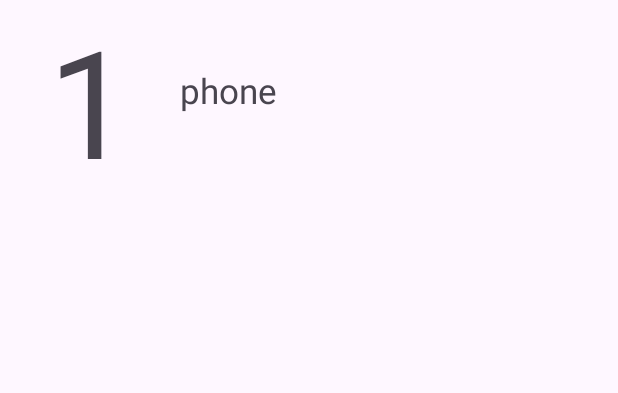
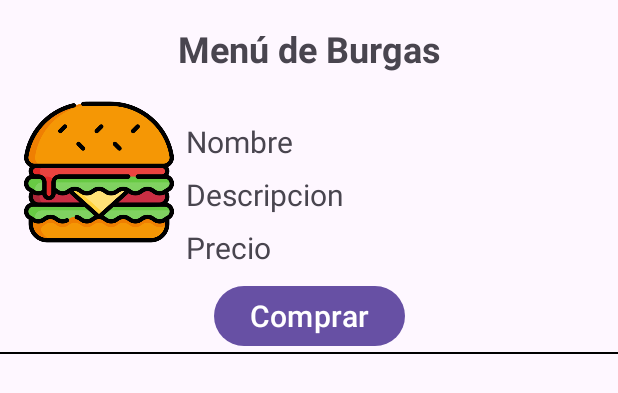
Before and after one commit to MatiaseRamirez/TP_APP_final, an Android app: the layout item_recyclerview_phone.xml on its own in the app's theme, with its tools: preview values and no code run, on a phone screen of 412 x 824 dp. Shown: the top 393 px of the screen. Run offline under Robolectric (Android 15) with nearby library versions, the phone set to English and light mode, and no system bars.

Commit message:
agregado de burgas en xml

```diff
--- a/app/src/main/res/layout/item_recyclerview_phone.xml
+++ b/app/src/main/res/layout/item_recyclerview_phone.xml
@@ -6,29 +6,90 @@
     xmlns:tools="http://schemas.android.com/tools"
     android:id="@+id/layoutItemRecycler">
 
+    <TextView
+        android:id="@+id/titleTextView"
+        android:layout_width="wrap_content"
+        android:layout_height="wrap_content"
+        android:text="Menú de Burgas"
+        android:textSize="24sp"
+        android:textStyle="bold"
+        app:layout_constraintTop_toTopOf="parent"
+        app:layout_constraintStart_toStartOf="parent"
+        app:layout_constraintEnd_toEndOf="parent"
+        android:layout_marginTop="16dp"/>
 
-    <TextView
-        android:id="@+id/tvId"
-        android:layout_width="120dp"
-        android:layout_height="120dp"
-        tools:text="1"
-        android:textSize="100sp"
-        android:textAlignment="center"
+    <ImageView
+        android:id="@+id/iv_burga"
+        android:layout_width="100dp"
+        android:layout_height="100dp"
+        app:layout_constraintTop_toBottomOf="@id/titleTextView"
         app:layout_constraintStart_toStartOf="parent"
-        app:layout_constraintTop_toTopOf="parent"
-        app:layout_constraintBottom_toBottomOf="parent"/>
+        android:src="@drawable/burga"
+        android:scaleType="centerCrop"
+        android:layout_marginLeft="16dp"
+        android:layout_marginRight="16dp"
+        android:layout_marginTop="16dp"
+        android:layout_marginBottom="16dp"/>
+
+    <View
+        android:id="@+id/dividerView"
+        android:layout_width="match_parent"
+        android:layout_height="1dp"
+        android:background="@color/black"
+        app:layout_constraintTop_toBottomOf="@id/buyButton"/>
+
+
 
 
     <TextView
-        android:id="@+id/tvphone"
-        android:layout_width="0dp"
+        android:id="@+id/nombreTextView"
+        android:layout_width="wrap_content"
         android:layout_height="wrap_content"
+        android:layout_marginStart="8dp"
+        android:layout_marginTop="16dp"
+        android:textSize="20sp"
         android:textAlignment="center"
-        android:textSize="23sp"
+        app:layout_constraintStart_toEndOf="@id/iv_burga"
+        app:layout_constraintTop_toTopOf="@id/iv_burga"
+        tools:text="Nombre" />
+
+    <TextView
+        android:id="@+id/descripcionTextView"
+        android:layout_width="wrap_content"
+        android:layout_height="wrap_content"
+        android:layout_marginStart="8dp"
+        android:layout_marginTop="8dp"
+        android:textSize="20sp"
+        android:textAlignment="center"
+        app:layout_constraintStart_toEndOf="@id/iv_burga"
+        app:layout_constraintTop_toBottomOf="@id/nombreTextView"
+        tools:text="Descripcion" />
+
+    <TextView
+        android:id="@+id/precioTextView"
+        android:layout_width="wrap_content"
+        android:layout_height="wrap_content"
+        android:layout_marginStart="8dp"
+        android:layout_marginTop="8dp"
+        android:textSize="20sp"
+        android:layout_marginBottom="8dp"
+        android:textAlignment="center"
+        app:layout_constraintStart_toEndOf="@id/iv_burga"
+        app:layout_constraintTop_toBottomOf="@id/descripcionTextView"
+        app:layout_constraintBottom_toTopOf="@id/buyButton"
+        tools:text="Precio" />
+
+    <Button
+        android:id="@+id/buyButton"
+        android:layout_width="wrap_content"
+        android:layout_height="wrap_content"
+        android:layout_marginTop="8dp"
+        android:layout_marginBottom="8dp"
+        android:textSize="20sp"
+        android:text="@string/buy_button_text"
+        android:onClick="comprarButtonClick"
         app:layout_constraintBottom_toBottomOf="parent"
-        app:layout_constraintStart_toEndOf="@+id/tvId"
-        app:layout_constraintTop_toTopOf="parent"
-        tools:text="phone" />
-
+        app:layout_constraintStart_toStartOf="parent"
+        app:layout_constraintEnd_toEndOf="parent"/>
 
 </androidx.constraintlayout.widget.ConstraintLayout>
```
